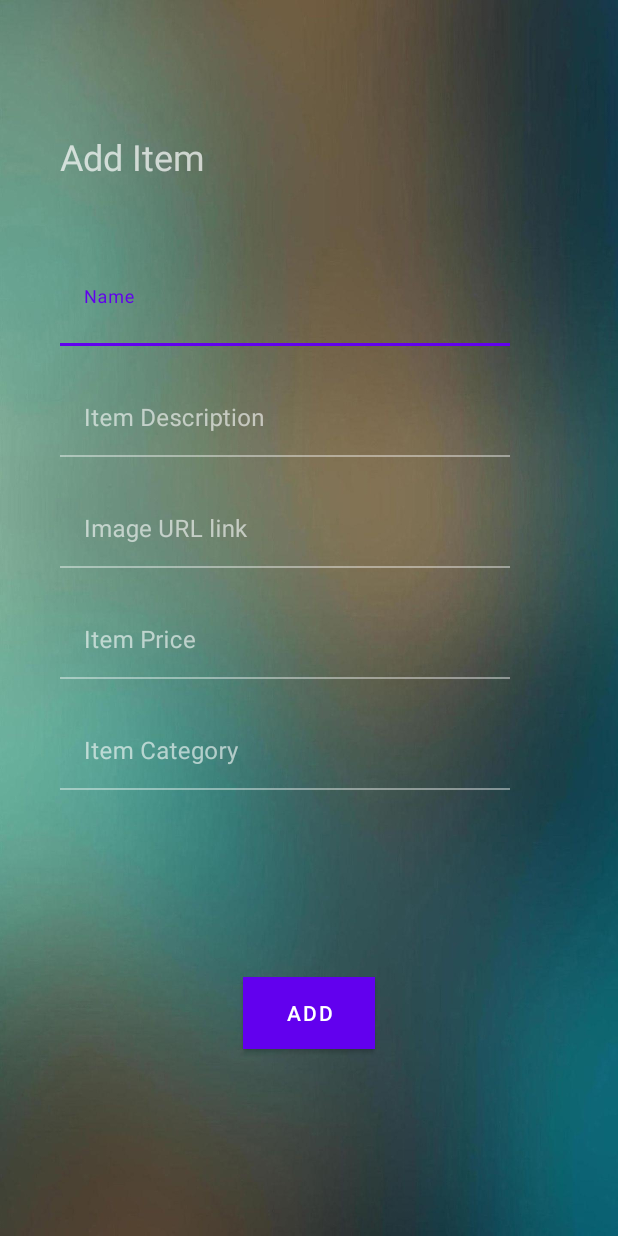
After one commit to Smyk0826/VIT-STOP, an Android app: the SellActivity screen opened directly, with no data from a screen before it, on a phone screen of 412 x 824 dp. The commit adds this screen. Run offline under Robolectric (Android 15) with nearby library versions, the phone set to English and light mode, and no system bars; our stand-ins replace Firebase (no records; nobody signed in at launch, a user with empty details on screens opened directly); Roboto replaces fonts that are not available here.

Commit message:
Added Sell item

```diff
--- a/app/src/main/java/com/example/vitstop/DetailActivity.java
+++ b/app/src/main/java/com/example/vitstop/DetailActivity.java
@@ -14,6 +14,7 @@ import com.bumptech.glide.Glide;
 import com.example.vitstop.Features.CategoryFragment;
 import com.example.vitstop.Features.Items;
 import com.example.vitstop.Features.Popular;
+import com.google.firebase.firestore.FirebaseFirestore;
 
 public class DetailActivity extends AppCompatActivity {
     private ImageView mImage;
@@ -25,11 +26,13 @@ public class DetailActivity extends AppCompatActivity {
     private Button mAddtoCart;
     private Button mBuyBut;
     private Toolbar mToolbar;
+    private FirebaseFirestore mstore;
     Items items = null;
     Popular popular = null;
     @Override
     protected void onCreate(Bundle savedInstanceState) {
         super.onCreate(savedInstanceState);
+        mstore = FirebaseFirestore.getInstance();
         setContentView(R.layout.activity_detail);
         mToolbar = findViewById(R.id.Detail_toolbar);
         setSupportActionBar(mToolbar);
--- /dev/null
+++ b/app/src/main/java/com/example/vitstop/SellActivity.java
@@ -0,0 +1,81 @@
+package com.example.vitstop;
+
+import androidx.appcompat.app.AppCompatActivity;
+
+import android.os.Bundle;
+import android.view.View;
+import android.widget.Button;
+import android.widget.EditText;
+import android.widget.Toast;
+
+import com.google.android.gms.tasks.OnCompleteListener;
+import com.google.android.gms.tasks.Task;
+import com.google.firebase.auth.FirebaseAuth;
+import com.google.firebase.firestore.DocumentReference;
+import com.google.firebase.firestore.FirebaseFirestore;
+
+import java.util.HashMap;
+import java.util.Map;
+import java.util.Objects;
+
+public class SellActivity extends AppCompatActivity {
+    private EditText itemName;
+    private EditText itemDesc;
+    private EditText itemURL;
+    private EditText itemPrice;
+    private EditText itemCat;
+    private Button SellItm;
+    private FirebaseFirestore mstore;
+    private FirebaseAuth mAuth;
+
+    @Override
+    protected void onCreate(Bundle savedInstanceState) {
+        super.onCreate(savedInstanceState);
+        setContentView(R.layout.activity_sell);
+        itemName = findViewById(R.id.itm_name);
+        itemDesc = findViewById(R.id.itm_description);
+        itemURL = findViewById(R.id.image_url);
+        itemPrice = findViewById(R.id.itm_price);
+        itemCat = findViewById(R.id.itm_type);
+        SellItm = findViewById(R.id.sell_itm_btn);
+        mstore = FirebaseFirestore.getInstance();
+        mAuth = FirebaseAuth.getInstance();
+
+        SellItm.setOnClickListener(new View.OnClickListener() {
+            @Override
+            public void onClick(View view) {
+                String name = itemName.getText().toString();
+                String description = itemDesc.getText().toString();
+                double price =  Double.parseDouble(itemPrice.getText().toString());
+                String ImageURL = itemURL.getText().toString();
+                String ItemType = itemCat.getText().toString();
+                Map<String,Object> ItemMap = new HashMap<>();
+                ItemMap.put("description",description);
+                ItemMap.put("img_url",ImageURL);
+                ItemMap.put("name",name);
+                ItemMap.put("price",price);
+                ItemMap.put("rating",4);
+                ItemMap.put("type",ItemType);
+                mstore.collection("User").document(Objects.requireNonNull(mAuth.getCurrentUser()).getUid()).collection("Sold")
+                        .add(ItemMap).addOnCompleteListener(new OnCompleteListener<DocumentReference>() {
+                    @Override
+                    public void onComplete(Task<DocumentReference> task) {
+                        Toast.makeText(SellActivity.this,"Item Added Successfully",Toast.LENGTH_SHORT).show();
+                        finish();
+                    }
+                });
+                mstore.collection("AllItems").add(ItemMap).addOnCompleteListener(new OnCompleteListener<DocumentReference>() {
+                    @Override
+                    public void onComplete(Task<DocumentReference> task) {
+                        finish();
+                    }
+                });
+
+
+            }
+        });
+
+
+
+    }
+}
--- /dev/null
+++ b/app/src/main/res/layout/activity_sell.xml
@@ -0,0 +1,141 @@
+<?xml version="1.0" encoding="utf-8"?>
+<androidx.constraintlayout.widget.ConstraintLayout xmlns:android="http://schemas.android.com/apk/res/android"
+    xmlns:app="http://schemas.android.com/apk/res-auto"
+    xmlns:tools="http://schemas.android.com/tools"
+    android:layout_width="match_parent"
+    android:layout_height="match_parent"
+    android:background="@drawable/android1"
+    tools:context=".SellActivity">
+    <TextView
+        android:id="@+id/textView75"
+        android:layout_width="wrap_content"
+        android:layout_height="wrap_content"
+        android:layout_marginStart="40dp"
+        android:layout_marginTop="32dp"
+        android:text="Add Item"
+        android:textSize="24sp"
+        app:layout_constraintStart_toStartOf="parent"
+        app:layout_constraintTop_toBottomOf="@+id/AddItem_toolbar" />
+
+    <com.google.android.material.textfield.TextInputLayout
+        android:id="@+id/textInputLayout76"
+        android:layout_width="300dp"
+        android:layout_height="50dp"
+        android:layout_marginTop="60dp"
+        app:layout_constraintEnd_toEndOf="parent"
+        android:hint="Name"
+        app:layout_constraintHorizontal_bias="0.36"
+        app:layout_constraintStart_toStartOf="parent"
+        app:layout_constraintTop_toBottomOf="@+id/textView75">
+
+        <EditText
+            android:id="@+id/itm_name"
+            android:layout_width="match_parent"
+            android:layout_height="match_parent"
+            android:background="#00FFFFFF"
+            android:inputType="text" />
+
+    </com.google.android.material.textfield.TextInputLayout>
+
+    <com.google.android.material.textfield.TextInputLayout
+        android:id="@+id/textInputLayout77"
+        android:layout_width="300dp"
+        android:layout_height="50dp"
+        android:layout_marginTop="24dp"
+        android:hint="Item Description"
+        app:layout_constraintEnd_toEndOf="parent"
+        app:layout_constraintHorizontal_bias="0.36"
+        app:layout_constraintStart_toStartOf="parent"
+        app:layout_constraintTop_toBottomOf="@+id/textInputLayout76">
+
+        <EditText
+            android:id="@+id/itm_description"
+            android:layout_width="match_parent"
+            android:layout_height="match_parent"
+            android:background="#00FFFFFF"
+            android:inputType="text" />
+
+    </com.google.android.material.textfield.TextInputLayout>
+
+    <com.google.android.material.textfield.TextInputLayout
+        android:id="@+id/textInputLayout78"
+        android:layout_width="300dp"
+        android:layout_height="50dp"
+        android:layout_marginTop="24dp"
+        android:hint="Image URL link"
+        app:layout_constraintEnd_toEndOf="parent"
+        app:layout_constraintHorizontal_bias="0.36"
+        app:layout_constraintStart_toStartOf="parent"
+        app:layout_constraintTop_toBottomOf="@+id/textInputLayout77">
+
+        <EditText
+            android:id="@+id/image_url"
+            android:layout_width="match_parent"
+            android:layout_height="match_parent"
+            android:background="#00FFFFFF"
+            android:inputType="text" />
+
+    </com.google.android.material.textfield.TextInputLayout>
+
+    <com.google.android.material.textfield.TextInputLayout
+        android:id="@+id/textInputLayout79"
+        android:layout_width="300dp"
+        android:layout_height="50dp"
+        android:layout_marginTop="24dp"
+        android:hint="Item Price"
+        app:layout_constraintEnd_toEndOf="parent"
+        app:layout_constraintHorizontal_bias="0.36"
+        app:layout_constraintStart_toStartOf="parent"
+        app:layout_constraintTop_toBottomOf="@+id/textInputLayout78">
+
+        <EditText
+            android:id="@+id/itm_price"
+            android:layout_width="match_parent"
+            android:layout_height="match_parent"
+            android:background="#00FFFFFF"
+            android:inputType="number" />
+
+    </com.google.android.material.textfield.TextInputLayout>
+
+    <com.google.android.material.textfield.TextInputLayout
+        android:id="@+id/textInputLayout80"
+        android:layout_width="300dp"
+        android:layout_height="50dp"
+        android:layout_marginTop="24dp"
+        android:hint="Item Category"
+        app:layout_constraintEnd_toEndOf="parent"
+        app:layout_constraintHorizontal_bias="0.36"
+        app:layout_constraintStart_toStartOf="parent"
+        app:layout_constraintTop_toBottomOf="@+id/textInputLayout79">
+
+        <EditText
+            android:id="@+id/itm_type"
+            android:layout_width="match_parent"
+            android:layout_height="match_parent"
+            android:background="#00FFFFFF"
+            android:inputType="text" />
+
+    </com.google.android.material.textfield.TextInputLayout>
+
+    <Button
+        android:id="@+id/sell_itm_btn"
+        android:layout_width="wrap_content"
+        android:layout_height="wrap_content"
+        android:background="#FFFFFF"
+        android:text="Add"
+        app:layout_constraintBottom_toBottomOf="parent"
+        app:layout_constraintEnd_toEndOf="parent"
+        app:layout_constraintStart_toStartOf="parent"
+        app:layout_constraintTop_toBottomOf="@+id/textInputLayout80" />
+
+    <androidx.appcompat.widget.Toolbar
+        android:id="@+id/AddItem_toolbar"
+        android:layout_width="match_parent"
+        android:layout_height="wrap_content"
+        android:minHeight="?attr/actionBarSize"
+        android:theme="?attr/actionBarTheme"
+        app:layout_constraintEnd_toEndOf="parent"
+        app:layout_constraintStart_toStartOf="parent"
+        app:layout_constraintTop_toTopOf="parent" />
+
+</androidx.constraintlayout.widget.ConstraintLayout>
```
Also changed, not shown: app/src/main/AndroidManifest.xml (+6 -4 lines), app/src/main/java/com/example/vitstop/AllItems.java (+51 -1 lines), app/src/main/java/com/example/vitstop/HomeActivity.java (+17 -0 lines), app/src/main/java/com/example/vitstop/PaymentActivity.java (+5 -8 lines), app/src/main/res/layout/activity_payment.xml (+2 -13 lines), app/src/main/res/menu/main_menu.xml (+9 -0 lines).
